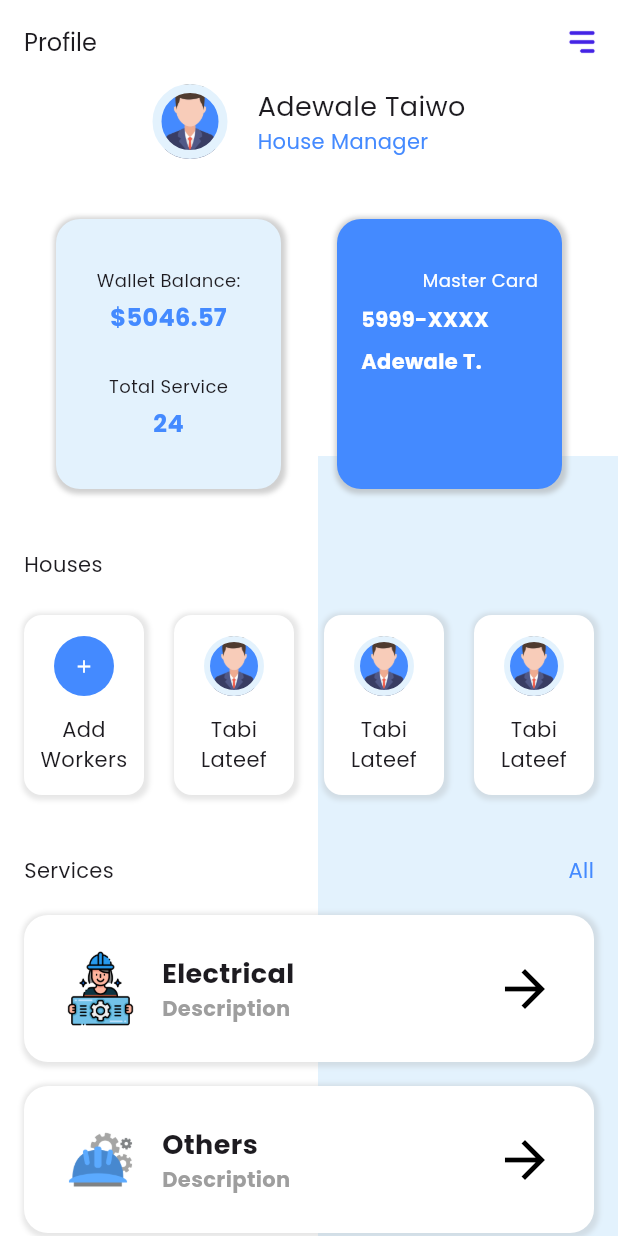
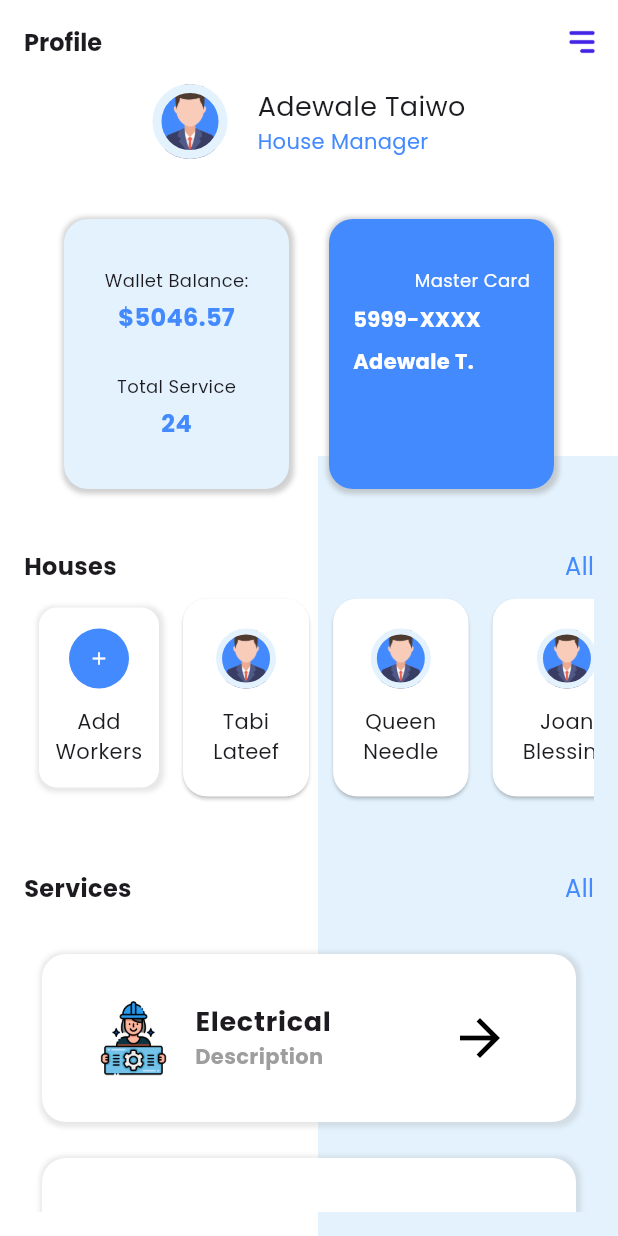
Before and after one commit to a7med2002/ui_task_3, a Flutter app: the screen it shows after launch, on a phone screen of 412 x 824 dp. Run offline on Flutter 3.47's test engine with Material 3 defaults, Android fonts, the phone set to English and light mode, and no system bars; our stand-ins replace google_fonts.

Commit message:
applu custom widget for the screens, use Card, ListTile, Stack

```diff
--- a/analysis_options.yaml
+++ b/analysis_options.yaml
@@ -7,6 +7,9 @@
 
 # The following line activates a set of recommended lints for Flutter apps,
 # packages, and plugins designed to encourage good coding practices.
+analyzer:
+  errors:
+    non_constant_identifier_names: ignore
 include: package:flutter_lints/flutter.yaml
 
 linter:
--- a/lib/main.dart
+++ b/lib/main.dart
@@ -18,7 +18,10 @@ class MyApp extends StatelessWidget {
         backgroundColor: Colors.white,
         appBar: AppBar(
           backgroundColor: Colors.white,
-          title: Text("Profile", style: TextStyle(fontSize: 16)),
+          title: Text(
+            "Profile",
+            style: TextStyle(fontSize: 16, fontWeight: FontWeight.bold),
+          ),
           actions: [
             Image(image: AssetImage("images/menu.png"), width: 24, height: 24),
           ],
@@ -31,9 +34,14 @@ class MyApp extends StatelessWidget {
               right: 0,
               child: Container(width: 200, height: 520, color: Colors.blue[50]),
             ),
-            Column(
+            Padding(
+              padding: const EdgeInsets.only(right: 16, left: 16, bottom: 16),
+              child: SingleChildScrollView(
+                child: Column(
+                  crossAxisAlignment: CrossAxisAlignment.start,
                   spacing: 40,
                   children: [
+                    // Image & UserName Data
                     Row(
                       mainAxisAlignment: MainAxisAlignment.center,
                       spacing: 20,
@@ -44,7 +52,10 @@ class MyApp extends StatelessWidget {
                           decoration: BoxDecoration(
                             color: Colors.blueAccent,
                             shape: BoxShape.circle,
-                        border: Border.all(width: 6, color: Colors.blue[50]!),
+                            border: Border.all(
+                              width: 6,
+                              color: Colors.blue[50]!,
+                            ),
                             image: DecorationImage(
                               image: AssetImage("images/man.png"),
                             ),
@@ -53,7 +64,10 @@ class MyApp extends StatelessWidget {
                         Column(
                           crossAxisAlignment: CrossAxisAlignment.start,
                           children: [
-                        Text("Adewale Taiwo", style: TextStyle(fontSize: 18)),
+                            Text(
+                              "Adewale Taiwo",
+                              style: TextStyle(fontSize: 18),
+                            ),
                             Text(
                               "House Manager",
                               style: TextStyle(color: Colors.blueAccent),
@@ -62,6 +76,8 @@ class MyApp extends StatelessWidget {
                         ),
                       ],
                     ),
+
+                    // Two Card (Wallet & Master)
                     Row(
                       mainAxisAlignment: MainAxisAlignment.spaceEvenly,
                       children: [
@@ -182,19 +198,42 @@ class MyApp extends StatelessWidget {
                         ),
                       ],
                     ),
-                Container(
-                  margin: EdgeInsets.symmetric(horizontal: 16),
-                  child: Column(
-                    spacing: 24,
-                    crossAxisAlignment: CrossAxisAlignment.start,
+
+                    // Houses Cards
+                    Column(
                       children: [
-                      Text("Houses"),
+                        // Head (Title & All Button)
                         Row(
                           mainAxisAlignment: MainAxisAlignment.spaceBetween,
                           children: [
+                            Text(
+                              "Houses",
+                              style: TextStyle(
+                                fontWeight: FontWeight.bold,
+                                fontSize: 16,
+                              ),
+                            ),
+                            Text(
+                              "All",
+                              style: TextStyle(
+                                color: Colors.blueAccent,
+                                fontSize: 16,
+                              ),
+                            ),
+                          ],
+                        ),
+
+                        // Houses Section
+                        SingleChildScrollView(
+                          scrollDirection: Axis.horizontal,
+                          padding: EdgeInsets.all(10),
+                          child: Row(
+                            children: [
+                              // Add Worker
                               Container(
                                 height: 120,
                                 width: 80,
+                                margin: EdgeInsets.only(right: 16),
                                 padding: EdgeInsets.symmetric(
                                   horizontal: 8,
                                   vertical: 14,
@@ -212,7 +251,8 @@ class MyApp extends StatelessWidget {
                                   ],
                                 ),
                                 child: Column(
-                              mainAxisAlignment: MainAxisAlignment.spaceBetween,
+                                  mainAxisAlignment:
+                                      MainAxisAlignment.spaceBetween,
                                   children: [
                                     CircleAvatar(
                                       backgroundColor: Colors.blueAccent,
@@ -230,15 +270,195 @@ class MyApp extends StatelessWidget {
                                   ],
                                 ),
                               ),
+                              // House Cards
+                              HouseCard(
+                                house_name: 'Tabi\nLateef',
+                                imgae_path: 'images/man.png',
+                              ),
+                              HouseCard(
+                                house_name: 'Queen\nNeedle',
+                                imgae_path: 'images/man.png',
+                              ),
+                              HouseCard(
+                                house_name: 'Joan\nBlessing',
+                                imgae_path: 'images/man.png',
+                              ),
+                              HouseCard(
+                                house_name: 'Tabi\nLateef',
+                                imgae_path: 'images/man.png',
+                              ),
+                              HouseCard(
+                                house_name: 'Tabi\nLateef',
+                                imgae_path: 'images/man.png',
+                              ),
+                            ],
+                          ),
+                        ),
+                      ],
+                    ),
+
+                    // Services Section
+                    Column(
+                      spacing: 32,
+                      children: [
+                        // Services Head
+                        Row(
+                          mainAxisAlignment: MainAxisAlignment.spaceBetween,
+                          children: [
+                            Text(
+                              "Services",
+                              style: TextStyle(
+                                fontWeight: FontWeight.bold,
+                                fontSize: 16,
+                              ),
+                            ),
+                            Text(
+                              "All",
+                              style: TextStyle(
+                                color: Colors.blueAccent,
+                                fontSize: 16,
+                              ),
+                            ),
+                          ],
+                        ),
+
+                        // Services Tiles
+                        Column(
+                          spacing: 24,
+                          children: [
+                            ServicesTile(
+                              title: "Electrical",
+                              sub_title: "Description",
+                              image_path: "images/engineer.png",
+                            ),
+                            ServicesTile(
+                              title: "Others",
+                              sub_title: "Description",
+                              image_path: "images/other.png",
+                            ),
+                          ],
+                        ),
+                      ],
+                    ),
+
+                    // Feedback Section
+                    Column(
+                      crossAxisAlignment: CrossAxisAlignment.start,
+                      spacing: 24,
+                      children: [
+                        // Feedbacks Head
+                        Row(
+                          mainAxisAlignment: MainAxisAlignment.spaceBetween,
+                          children: [
+                            Text(
+                              "Feedbacks",
+                              style: TextStyle(
+                                fontWeight: FontWeight.bold,
+                                fontSize: 16,
+                              ),
+                            ),
+                            Text(
+                              "All",
+                              style: TextStyle(
+                                color: Colors.blueAccent,
+                                fontSize: 16,
+                              ),
+                            ),
+                          ],
+                        ),
+
+                        // Feedbacks Stacks
+                        Column(
+                          spacing: 16,
+                          children: [
+                            FeedbackStack(
+                              cover_path: "images/img1.png",
+                              comment: "Perfect Work through all June month",
+                              person_img_path: "images/man.png",
+                            ),
+                            FeedbackStack(
+                              cover_path: "images/img2.png",
+                              comment: "Perfect Work through all June month",
+                              person_img_path: "images/man.png",
+                            ),
+                          ],
+                        ),
+                      ],
+                    ),
+                  ],
+                ),
+              ),
+            ),
+          ],
+        ),
+      ),
+    );
+  }
+}
+
+class HouseCard extends StatelessWidget {
+  final String house_name;
+  final String imgae_path;
+  const HouseCard({
+    super.key,
+    required this.house_name,
+    required this.imgae_path,
+  });
+
+  @override
+  Widget build(BuildContext context) {
+    return Card(
+      color: Colors.white,
+      margin: EdgeInsets.only(right: 16),
+      shape: RoundedRectangleBorder(
+        borderRadius: BorderRadiusGeometry.circular(16),
+      ),
+      elevation: 1,
+      child: Padding(
+        padding: const EdgeInsets.all(20),
+        child: Column(
+          spacing: 12,
+          children: [
             Container(
-                            height: 120,
-                            width: 80,
-                            padding: EdgeInsets.symmetric(
-                              horizontal: 8,
-                              vertical: 14,
+              width: 40,
+              height: 40,
+              decoration: BoxDecoration(
+                color: Colors.blueAccent,
+                shape: BoxShape.circle,
+                border: Border.all(width: 4, color: Colors.blue[50]!),
+                image: DecorationImage(image: AssetImage(imgae_path)),
               ),
+            ),
+            Text(
+              house_name,
+              textAlign: TextAlign.center,
+              overflow: TextOverflow.ellipsis,
+            ),
+          ],
+        ),
+      ),
+    );
+  }
+}
+
+class ServicesTile extends StatelessWidget {
+  final String title;
+  final String sub_title;
+  final String image_path;
+  const ServicesTile({
+    super.key,
+    required this.title,
+    required this.sub_title,
+    required this.image_path,
+  });
+
+  @override
+  Widget build(BuildContext context) {
+    return Container(
+      margin: EdgeInsets.symmetric(horizontal: 12),
+      padding: EdgeInsets.symmetric(vertical: 20, horizontal: 20),
       decoration: BoxDecoration(
-                              borderRadius: BorderRadius.circular(12),
+        borderRadius: BorderRadius.circular(16),
         color: Colors.white,
         boxShadow: [
           BoxShadow(
@@ -249,147 +469,59 @@ class MyApp extends StatelessWidget {
           ),
         ],
       ),
-                            child: Column(
-                              mainAxisAlignment: MainAxisAlignment.spaceBetween,
+      child: ListTile(
+        leading: Image(image: AssetImage(image_path), width: 50, height: 50),
+        title: Text(
+          title,
+          style: TextStyle(fontSize: 18, fontWeight: FontWeight.bold),
+        ),
+        subtitle: Text(
+          sub_title,
+          style: TextStyle(
+            fontSize: 14,
+            color: Colors.grey,
+            fontWeight: FontWeight.bold,
+          ),
+        ),
+        trailing: Icon(Icons.arrow_forward, color: Colors.black, size: 40),
+      ),
+    );
+  }
+}
+
+class FeedbackStack extends StatelessWidget {
+  final String cover_path;
+  final String comment;
+  final String person_img_path;
+  const FeedbackStack({
+    super.key,
+    required this.cover_path,
+    required this.comment,
+    required this.person_img_path,
+  });
+
+  @override
+  Widget build(BuildContext context) {
+    return Stack(
+      clipBehavior: Clip.none,
       children: [
         Container(
-                                  width: 40,
-                                  height: 40,
+          width: 300,
+          height: 100,
           decoration: BoxDecoration(
-                                    color: Colors.blueAccent,
-                                    shape: BoxShape.circle,
-                                    border: Border.all(
-                                      width: 4,
-                                      color: Colors.blue[50]!,
-                                    ),
+            borderRadius: BorderRadius.circular(20),
             image: DecorationImage(
-                                      image: AssetImage("images/man.png"),
+              image: AssetImage(cover_path),
+              fit: BoxFit.cover,
             ),
           ),
         ),
-                                Text(
-                                  "Tabi\nLateef",
-                                  textAlign: TextAlign.center,
-                                ),
-                              ],
-                            ),
-                          ),
-                          Container(
-                            height: 120,
-                            width: 80,
-                            padding: EdgeInsets.symmetric(
-                              horizontal: 8,
-                              vertical: 14,
-                            ),
-                            decoration: BoxDecoration(
-                              borderRadius: BorderRadius.circular(12),
-                              color: Colors.white,
-                              boxShadow: [
-                                BoxShadow(
-                                  color: const Color(0x409E9E9E),
-                                  blurRadius: 2,
-                                  offset: Offset(1, 1),
-                                  spreadRadius: 2,
-                                ),
-                              ],
-                            ),
-                            child: Column(
-                              mainAxisAlignment: MainAxisAlignment.spaceBetween,
-                              children: [
-                                Container(
-                                  width: 40,
-                                  height: 40,
-                                  decoration: BoxDecoration(
-                                    color: Colors.blueAccent,
-                                    shape: BoxShape.circle,
-                                    border: Border.all(
-                                      width: 4,
-                                      color: Colors.blue[50]!,
-                                    ),
-                                    image: DecorationImage(
-                                      image: AssetImage("images/man.png"),
-                                    ),
-                                  ),
-                                ),
-                                Text(
-                                  "Tabi\nLateef",
-                                  textAlign: TextAlign.center,
-                                ),
-                              ],
-                            ),
-                          ),
-                          Container(
-                            height: 120,
-                            width: 80,
-                            padding: EdgeInsets.symmetric(
-                              horizontal: 8,
-                              vertical: 14,
-                            ),
-                            decoration: BoxDecoration(
-                              borderRadius: BorderRadius.circular(12),
-                              color: Colors.white,
-                              boxShadow: [
-                                BoxShadow(
-                                  color: const Color(0x409E9E9E),
-                                  blurRadius: 2,
-                                  offset: Offset(1, 1),
-                                  spreadRadius: 2,
-                                ),
-                              ],
-                            ),
-                            child: Column(
-                              mainAxisAlignment: MainAxisAlignment.spaceBetween,
-                              children: [
-                                Container(
-                                  width: 40,
-                                  height: 40,
-                                  decoration: BoxDecoration(
-                                    color: Colors.blueAccent,
-                                    shape: BoxShape.circle,
-                                    border: Border.all(
-                                      width: 4,
-                                      color: Colors.blue[50]!,
-                                    ),
-                                    image: DecorationImage(
-                                      image: AssetImage("images/man.png"),
-                                    ),
-                                  ),
-                                ),
-                                Text(
-                                  "Tabi\nLateef",
-                                  textAlign: TextAlign.center,
-                                ),
-                              ],
-                            ),
-                          ),
-                        ],
-                      ),
-                    ],
-                  ),
-                ),
-                Container(
-                  padding: EdgeInsets.symmetric(horizontal: 16),
-                  child: Column(
-                    spacing: 20,
-                    children: [
-                      Row(
-                        mainAxisAlignment: MainAxisAlignment.spaceBetween,
-                        children: [
-                          Text("Services"),
-                          Text(
-                            "All",
-                            style: TextStyle(color: Colors.blueAccent),
-                          ),
-                        ],
-                      ),
-                      Column(
-                        spacing: 16,
-                        children: [
-                          Container(
-                            padding: EdgeInsets.symmetric(
-                              vertical: 24,
-                              horizontal: 26,
-                            ),
+        Positioned(
+          left: 100,
+          child: Container(
+            width: 270,
+            height: 100,
+            padding: EdgeInsets.symmetric(vertical: 20, horizontal: 20),
             decoration: BoxDecoration(
               borderRadius: BorderRadius.circular(16),
               color: Colors.white,
@@ -403,116 +535,29 @@ class MyApp extends StatelessWidget {
               ],
             ),
             child: Row(
-                              mainAxisAlignment: MainAxisAlignment.spaceBetween,
               children: [
-                                Row(
-                                  spacing: 16,
-                                  children: [
-                                    Image(
-                                      image: AssetImage("images/engineer.png"),
+                Container(
                   width: 50,
                   height: 50,
-                                    ),
-                                    Column(
-                                      crossAxisAlignment:
-                                          CrossAxisAlignment.start,
-                                      children: [
-                                        Text(
-                                          "Electrical",
-                                          style: TextStyle(
-                                            fontSize: 18,
-                                            fontWeight: FontWeight.bold,
+                  decoration: BoxDecoration(
+                    color: Colors.blueAccent,
+                    shape: BoxShape.circle,
+                    border: Border.all(width: 4, color: Colors.blue[50]!),
+                    image: DecorationImage(image: AssetImage(person_img_path)),
                   ),
                 ),
-                                        Text(
-                                          "Description",
-                                          style: TextStyle(
-                                            fontSize: 14,
-                                            color: Colors.grey,
-                                            fontWeight: FontWeight.bold,
+                Expanded(
+                  child: Text(
+                    comment,
+                    textAlign: TextAlign.center,
+                    style: TextStyle(fontWeight: FontWeight.bold),
                   ),
                 ),
               ],
             ),
-                                  ],
-                                ),
-                                Icon(
-                                  Icons.arrow_forward,
-                                  color: Colors.black,
-                                  size: 40,
-                                ),
-                              ],
-                            ),
-                          ),
-                          Container(
-                            padding: EdgeInsets.symmetric(
-                              vertical: 24,
-                              horizontal: 26,
-                            ),
-                            decoration: BoxDecoration(
-                              borderRadius: BorderRadius.circular(16),
-                              color: Colors.white,
-                              boxShadow: [
-                                BoxShadow(
-                                  color: const Color(0x409E9E9E),
-                                  blurRadius: 2,
-                                  offset: Offset(1, 1),
-                                  spreadRadius: 2,
-                                ),
-                              ],
-                            ),
-                            child: Row(
-                              mainAxisAlignment: MainAxisAlignment.spaceBetween,
-                              children: [
-                                Row(
-                                  spacing: 16,
-                                  children: [
-                                    Image(
-                                      image: AssetImage("images/other.png"),
-                                      width: 50,
-                                      height: 50,
-                                    ),
-                                    Column(
-                                      crossAxisAlignment:
-                                          CrossAxisAlignment.start,
-                                      children: [
-                                        Text(
-                                          "Others",
-                                          style: TextStyle(
-                                            fontSize: 18,
-                                            fontWeight: FontWeight.bold,
-                                          ),
-                                        ),
-                                        Text(
-                                          "Description",
-                                          style: TextStyle(
-                                            fontSize: 14,
-                                            color: Colors.grey,
-                                            fontWeight: FontWeight.bold,
           ),
         ),
       ],
-                                    ),
-                                  ],
-                                ),
-                                Icon(
-                                  Icons.arrow_forward,
-                                  color: Colors.black,
-                                  size: 40,
-                                ),
-                              ],
-                            ),
-                          ),
-                        ],
-                      ),
-                    ],
-                  ),
-                ),
-              ],
-            ),
-          ],
-        ),
-      ),
     );
   }
 }
```
Also changed, not shown: images/img1.png (added), images/img2.png (added), images/screen_view.jpg (deleted), images/screen_view.png (added), 1 other file. Lines whose indentation alone changed are shown as unchanged.
